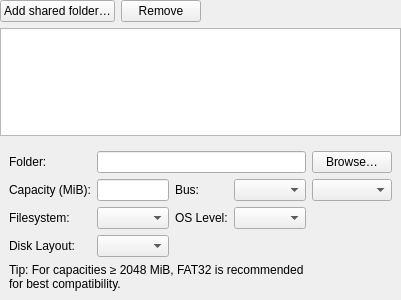
QuinnEbert/86Box, file src/qt/qt_settingshostfs.ui: the form before one commit.
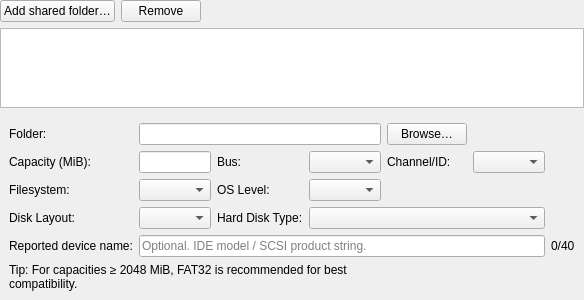
The form after the commit. Custom widgets are drawn as their Qt base class.

Commit message: Qt: Shared Folders – add reported device-name override (per shared-folder).\n\n- UI: add field with live length counter (16 for SCSI, 40 for IDE/ATAPI).\n- Config: persist as hdd_XX_shared_model only for directory-backed entries.\n- Core: apply override only for Shared Folders in IDE IDENTIFY and SCSI INQUIRY.\n- Keep Hard Disks and Shared Folders fully independent (no cross-sharing).

The edit to the form file:
```diff
--- a/src/qt/qt_settingshostfs.ui
+++ b/src/qt/qt_settingshostfs.ui
@@ -125,6 +125,13 @@
       <widget class="QComboBox" name="comboBoxBus"/>
      </item>
      <item row="1" column="4">
+      <widget class="QLabel" name="labelChannel">
+       <property name="text">
+        <string>Channel/ID:</string>
+       </property>
+      </widget>
+     </item>
+     <item row="1" column="5">
       <widget class="QComboBox" name="comboBoxChannel"/>
      </item>
       <item row="2" column="0">
@@ -157,7 +164,38 @@
       <item row="3" column="1">
        <widget class="QComboBox" name="comboBoxLayout"/>
       </item>
-      <item row="4" column="0" colspan="4">
+      <item row="3" column="2">
+       <widget class="QLabel" name="labelHddType">
+        <property name="text">
+         <string>Hard Disk Type:</string>
+        </property>
+       </widget>
+      </item>
+      <item row="3" column="3" colspan="3">
+       <widget class="QComboBox" name="comboBoxHddType"/>
+      </item>
+      <item row="4" column="0">
+       <widget class="QLabel" name="labelDevName">
+        <property name="text">
+         <string>Reported device name:</string>
+        </property>
+       </widget>
+      </item>
+      <item row="4" column="1" colspan="5">
+       <widget class="QLineEdit" name="lineEditDevName">
+        <property name="placeholderText">
+         <string>Optional. IDE model / SCSI product string.</string>
+        </property>
+       </widget>
+      </item>
+      <item row="4" column="6">
+       <widget class="QLabel" name="labelDevNameCount">
+        <property name="text">
+         <string>0/40</string>
+        </property>
+       </widget>
+      </item>
+      <item row="5" column="0" colspan="4">
        <widget class="QLabel" name="labelFsHint">
         <property name="text">
          <string>Tip: For capacities ≥ 2048 MiB, FAT32 is recommended for best compatibility.</string>
```
The commit also changes 6 other files.
